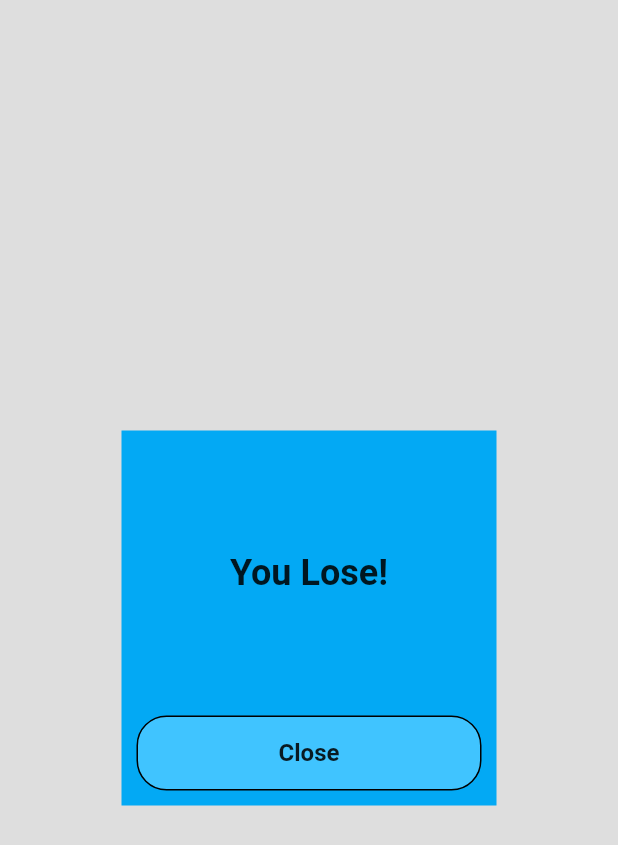
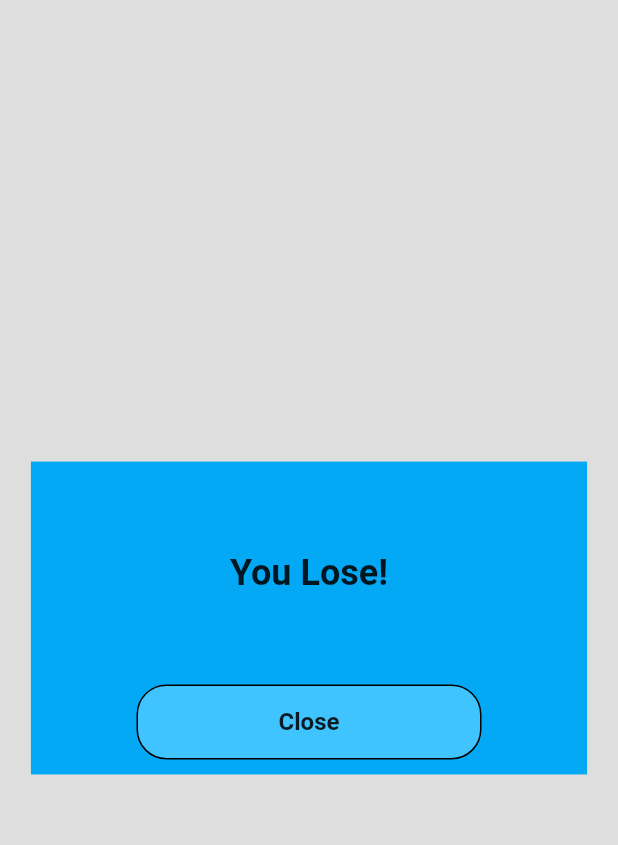
Before and after one commit to aquashdw/flutter-minesweeper, a Flutter app: the LoseDialog widget shown alone on an empty page, opened directly, on a phone screen of 412 x 824 dp. Shown: the top 845 px of the screen. Run offline on Flutter 3.47's test engine with Material 2 defaults, Android fonts, the phone set to English and light mode, and no system bars; our stand-ins replace flutter_bloc.

Commit message:
dialog sizes

```diff
--- a/lib/widgets/dialogs/lose_dialog.dart
+++ b/lib/widgets/dialogs/lose_dialog.dart
@@ -5,12 +5,18 @@ class LoseDialog extends StatelessWidget {
 
   @override
   Widget build(BuildContext context) {
+    var screenWidth = MediaQuery.of(context).size.width;
+    var dialogWidth = screenWidth * 0.9 > 640 ? 640.0 : screenWidth * 0.9;
+    var dialogHeight = dialogWidth / 16 * 9;
+
+    var buttonWidth =
+        (screenWidth - 40 > 230 ? 230 : screenWidth - 40).toDouble();
     return Container(
       color: Colors.grey.withOpacity(0.3),
       child: Center(
         child: Container(
-          height: 250,
-          width: 250,
+          height: dialogHeight,
+          width: dialogWidth,
           color: Colors.lightBlue,
           child: Column(
             mainAxisAlignment: MainAxisAlignment.center,
@@ -40,7 +46,7 @@ class LoseDialog extends StatelessWidget {
                         borderRadius: BorderRadius.circular(20),
                         border: Border.all(),
                       ),
-                      width: 230,
+                      width: buttonWidth,
                       height: 50,
                       child: const Center(
                         child: Text(
@@ -64,5 +70,4 @@ class LoseDialog extends StatelessWidget {
       ),
     );
   }
-
 }
```
Also changed, not shown: lib/widgets/controls.dart (+9 -1 lines), lib/widgets/dialogs/pause_dialog.dart (+8 -2 lines), lib/widgets/dialogs/quit_confirm_dialog.dart (+10 -3 lines), lib/widgets/dialogs/win_dialog.dart (+9 -4 lines).
